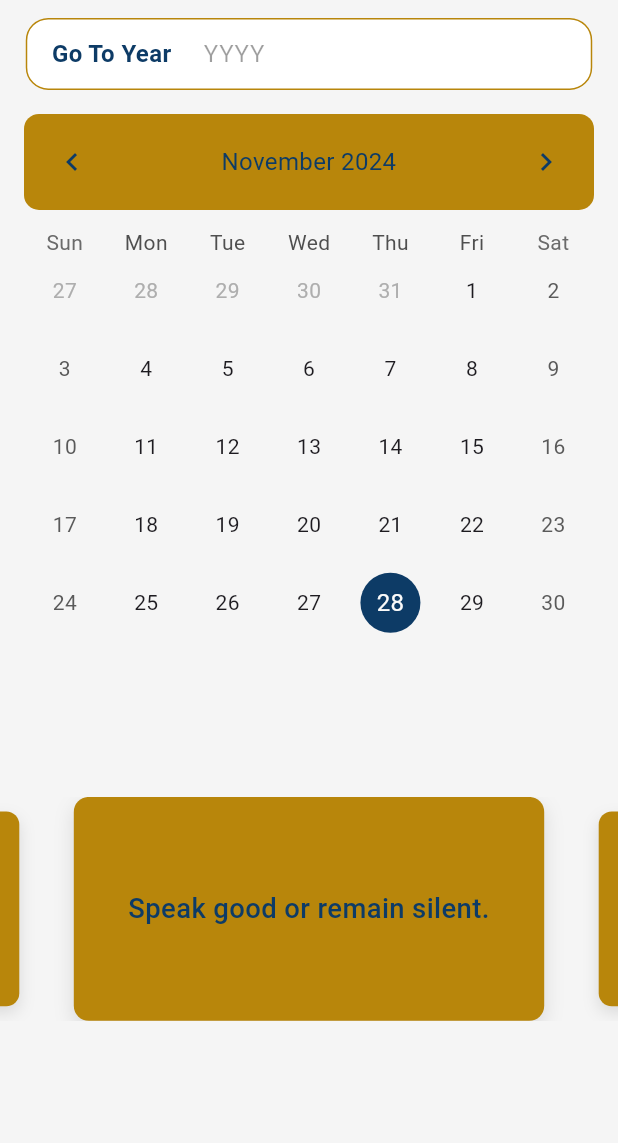
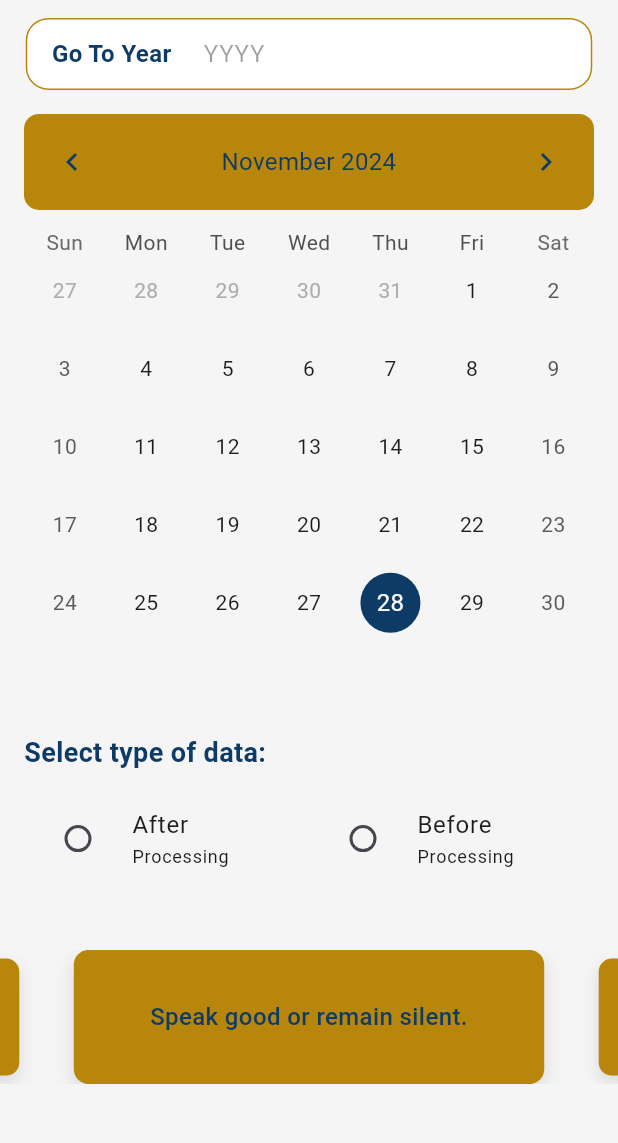
Before and after one commit to EslamKamel89/islamic_calander_2, a Flutter app: the screen it shows after launch, on a phone screen of 412 x 824 dp, the part 84-1227 px from its top. Run offline on Flutter 3.47's test engine with Material 3 defaults, Android fonts, the phone set to English and light mode, and no system bars; drawn by our look-alikes of carousel_slider, table_calendar; our stand-ins replace bloc, connectivity_plus, dartz, dio, easy_localization, flutter_bloc and 5 more.

Commit message:
before and after processing option

```diff
--- a/lib/features/date_conversion/presentation/cubits/date_conversion/date_conversion_cubit.dart
+++ b/lib/features/date_conversion/presentation/cubits/date_conversion/date_conversion_cubit.dart
@@ -48,6 +48,7 @@ class DateConversionCubit extends Cubit<DateConversionState> {
       },
       (SelectedDateConversionEntity model) {
         pr(model, t);
+        model.newHijriDateProccessed();
         emit(
           state.copyWith(
             selectedGeorgianDate: selectedDate,
--- a/lib/features/date_conversion/presentation/cubits/date_conversion/date_conversion_state.dart
+++ b/lib/features/date_conversion/presentation/cubits/date_conversion/date_conversion_state.dart
@@ -10,7 +10,7 @@ class DateConversionState {
   // String? selectedNewHijriDate;
   ResponseState? getSelectedDateInfoState = ResponseState.initial;
   SelectedDateConversionEntity? selectedDateConversionEntity;
-  DataProcessingOption selectedOption = DataProcessingOption.after;
+  DataProcessingOption? selectedOption = DataProcessingOption.after;
   String? buildWhen = '';
   DateConversionState({
     this.selectedYear,
@@ -20,6 +20,7 @@ class DateConversionState {
     this.selectedDateConversionEntity,
     this.getSelectedDateInfoState,
     this.buildWhen,
+    this.selectedOption,
   });
 
   DateConversionState copyWith({
@@ -30,17 +31,17 @@ class DateConversionState {
     SelectedDateConversionEntity? selectedDateConversionEntity,
     ResponseState? getSelectedDateInfoState,
     String? buildWhen,
+    DataProcessingOption? selectedOption,
   }) {
     return DateConversionState(
       selectedYear: selectedYear ?? this.selectedYear,
       selectedGeorgianDate: selectedGeorgianDate ?? this.selectedGeorgianDate,
       // selectedOldHijriDate: selectedOldHijriDate ?? this.selectedOldHijriDate,
       // selectedNewHijriDate: selectedNewHijriDate ?? this.selectedNewHijriDate,
-      selectedDateConversionEntity:
-          selectedDateConversionEntity ?? this.selectedDateConversionEntity,
-      getSelectedDateInfoState:
-          getSelectedDateInfoState ?? this.getSelectedDateInfoState,
+      selectedDateConversionEntity: selectedDateConversionEntity ?? this.selectedDateConversionEntity,
+      getSelectedDateInfoState: getSelectedDateInfoState ?? this.getSelectedDateInfoState,
       buildWhen: buildWhen ?? this.buildWhen,
+      selectedOption: selectedOption ?? this.selectedOption,
     );
   }
 
--- a/lib/features/date_conversion/presentation/views/date_conversion_view.dart
+++ b/lib/features/date_conversion/presentation/views/date_conversion_view.dart
@@ -3,6 +3,7 @@ import 'package:flutter_bloc/flutter_bloc.dart';
 import 'package:islamic_calander_2/core/widgets/default_drawer.dart';
 import 'package:islamic_calander_2/core/widgets/sizer.dart';
 import 'package:islamic_calander_2/features/date_conversion/presentation/cubits/date_conversion/date_conversion_cubit.dart';
+import 'package:islamic_calander_2/features/date_conversion/presentation/views/widgets/data_selector.dart';
 import 'package:islamic_calander_2/features/date_conversion/presentation/views/widgets/table_widget.dart';
 import 'package:islamic_calander_2/features/date_conversion/presentation/views/widgets/wisdom_coursel.dart';
 import 'package:islamic_calander_2/features/date_conversion/presentation/views/widgets/year_search_widget.dart';
@@ -34,9 +35,9 @@ class _DateConversionViewState extends State<DateConversionView> {
           YearSearchWidget(
             handleInputChange: (String year) => controller.goToYear(year),
           ),
-
           const TableWidget(),
-          // const DataSelector(),
+          const Spacer(),
+          const DataSelector(),
           const Spacer(),
           WisdomCarousel(),
           const Spacer(),
--- a/lib/features/date_conversion/presentation/views/widgets/data_selector.dart
+++ b/lib/features/date_conversion/presentation/views/widgets/data_selector.dart
@@ -66,6 +66,7 @@ class DataSelectorState extends State<DataSelector> {
                     setState(() {
                       controller.state.selectedOption = value!;
                     });
+                    // pr(controller.state.selectedOption, 'DataProcessingOption - after');
                   },
                 ),
               ),
@@ -105,6 +106,7 @@ class DataSelectorState extends State<DataSelector> {
                     setState(() {
                       controller.state.selectedOption = value!;
                     });
+                    // pr(controller.state.selectedOption, 'DataProcessingOption - before');
                   },
                 ),
               ),
--- a/lib/features/date_conversion/presentation/views/widgets/wisdom_coursel.dart
+++ b/lib/features/date_conversion/presentation/views/widgets/wisdom_coursel.dart
@@ -7,16 +7,16 @@ class WisdomCarousel extends StatelessWidget {
   // List of Islamic wisdoms
   final List<String> wisdoms = [
     "Speak good or remain silent.",
-    "The best among you are those who have the best manners and character.",
+    // "The best among you are those who have the best manners and character.",
     "A smile is charity.",
-    "Do not waste water, even if you perform ablution on a running river.",
+    // "Do not waste water, even if you perform ablution on a running river.",
     "Seek knowledge from the cradle to the grave.",
     "Strive for excellence in whatever you do.",
     "Kindness is a mark of faith, and whoever is not kind has no faith.",
-    "The strong is not the one who overcomes others, but the one who controls himself in anger.",
+    // "The strong is not the one who overcomes others, but the one who controls himself in anger.",
     "He who does not thank people does not thank Allah.",
     "Patience is the key to relief.",
-    "The best among you is the one who doesn't harm others with his tongue and hands.",
+    // "The best among you is the one who doesn't harm others with his tongue and hands.",
     "Modesty brings nothing except good.",
     "Seek knowledge from the cradle to the grave.",
   ];
@@ -39,7 +39,7 @@ class WisdomCarousel extends StatelessWidget {
         // const SizedBox(height: 20),
         CarouselSlider(
           options: CarouselOptions(
-            height: 125.0.h,
+            height: 75.0.h,
             autoPlay: true,
             enlargeCenterPage: true,
             autoPlayInterval: const Duration(seconds: 5),
@@ -69,7 +69,7 @@ class WisdomCarousel extends StatelessWidget {
                       wisdom,
                       textAlign: TextAlign.center,
                       style: TextStyle(
-                        fontSize: 16.sp,
+                        fontSize: 14.sp,
                         fontWeight: FontWeight.w500,
                         color: context.primaryColor,
                       ),
```
Also changed, not shown: lib/features/date_conversion/domain/entities/selected_date_conversion_entity.dart (+21 -0 lines), lib/features/date_conversion/presentation/views/widgets/table_widget.dart (+9 -3 lines).
